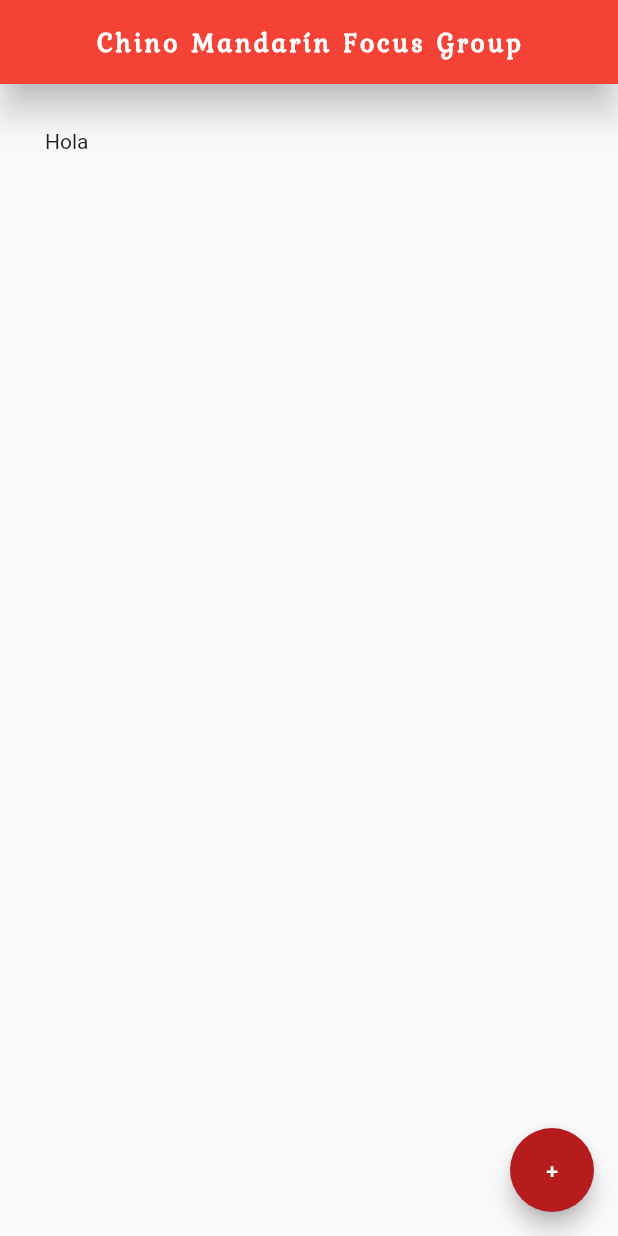
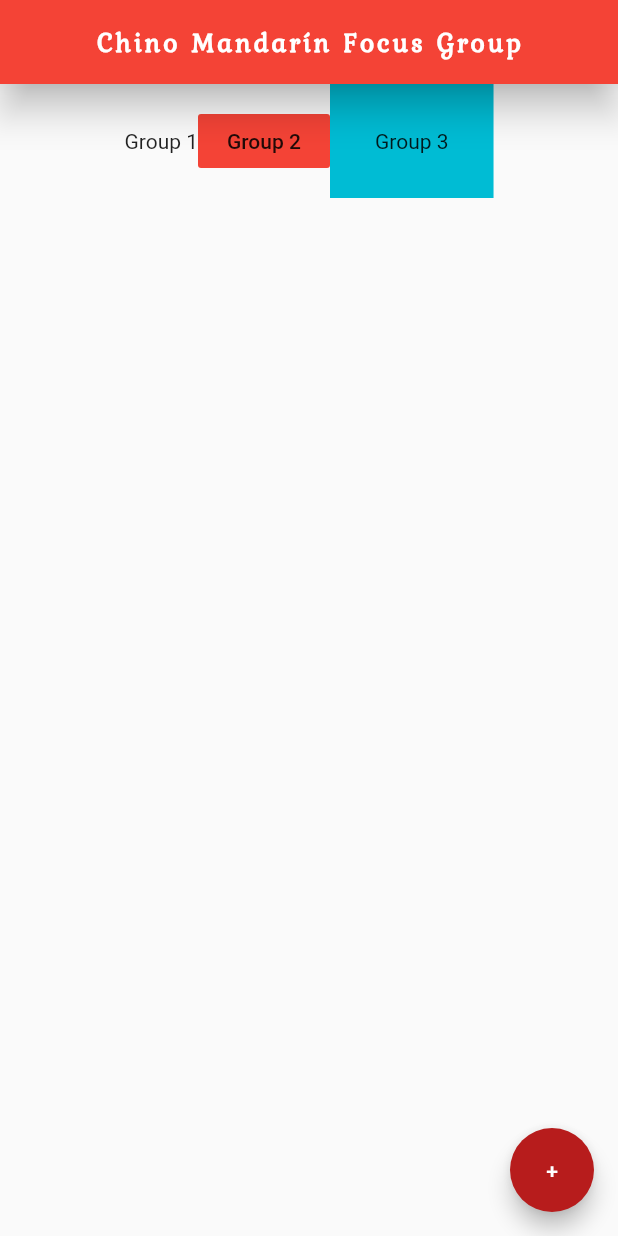
Before and after one commit to LuisYauri/flutter_basic, a Flutter app: the screen it shows after launch, on a phone screen of 412 x 824 dp. Run offline on Flutter 3.47's test engine with Material 2 defaults, Android fonts, the phone set to English and light mode, and no system bars.

Commit message:
Agregar Rows

```diff
--- a/lib/main.dart
+++ b/lib/main.dart
@@ -21,9 +21,26 @@ class Home extends StatelessWidget {
         elevation: 10,
         backgroundColor: Colors.red[500],
       ),
-      body: Padding(
-        padding: EdgeInsets.all(30),
-        child: Text('Hola'),
+      body: Row(
+        mainAxisAlignment: MainAxisAlignment.center,
+        crossAxisAlignment: CrossAxisAlignment.center,
+        children: <Widget>[
+          Text(
+            'Group 1',
+          ),
+          FlatButton(
+            onPressed: () {},
+            child: Text(
+              'Group 2',
+            ),
+            color: Colors.red,
+          ),
+          Container(
+            color: Colors.cyan,
+            padding: EdgeInsets.all(30.0),
+            child: Text('Group 3'),
+          ),
+        ],
       ),
       floatingActionButton: FloatingActionButton(
         child: Text('+'),
```
